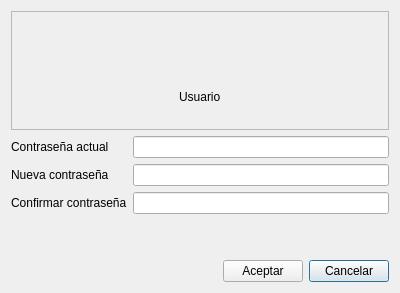
yordanlp/RumbaBurger, file RumbaBurger/form_cambiarpassword.ui: the form before one commit.
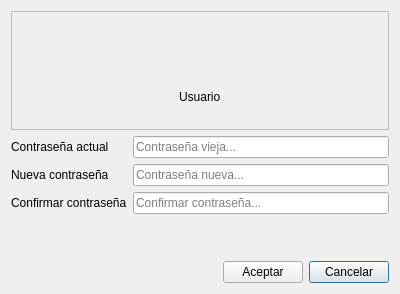
The form after the commit. Icons and pictures are not drawn.

The edit to the form file:
```diff
--- a/RumbaBurger/form_cambiarpassword.ui
+++ b/RumbaBurger/form_cambiarpassword.ui
@@ -7,7 +7,7 @@
     <x>0</x>
     <y>0</y>
     <width>400</width>
-    <height>293</height>
+    <height>294</height>
    </rect>
   </property>
   <property name="windowTitle">
@@ -109,6 +109,9 @@
        <property name="echoMode">
         <enum>QLineEdit::Password</enum>
        </property>
+       <property name="placeholderText">
+        <string>Contraseña vieja...</string>
+       </property>
       </widget>
      </item>
      <item row="1" column="0">
@@ -123,6 +126,9 @@
        <property name="echoMode">
         <enum>QLineEdit::Password</enum>
        </property>
+       <property name="placeholderText">
+        <string>Contraseña nueva...</string>
+       </property>
       </widget>
      </item>
      <item row="2" column="0">
@@ -137,6 +143,9 @@
        <property name="echoMode">
         <enum>QLineEdit::Password</enum>
        </property>
+       <property name="placeholderText">
+        <string>Confirmar contraseña...</string>
+       </property>
       </widget>
      </item>
     </layout>
```
